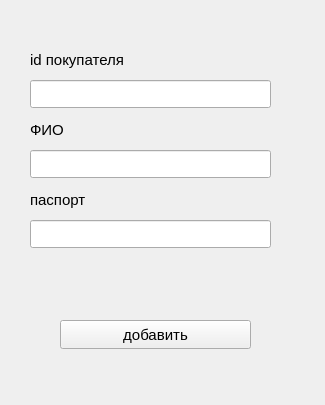
First picture: the form in add_buyer.ui, repository cynep0/kursovik_5sem, before the edit.
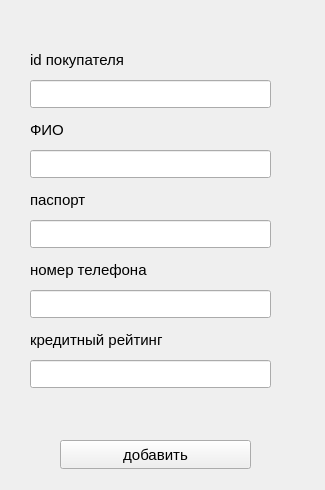
Second picture: the form after the edit.

Commit message: class broker salesman

```diff
--- a/add_buyer.ui
+++ b/add_buyer.ui
@@ -7,7 +7,7 @@
     <x>0</x>
     <y>0</y>
     <width>325</width>
-    <height>405</height>
+    <height>490</height>
    </rect>
   </property>
   <property name="font">
@@ -22,7 +22,7 @@
    <property name="geometry">
     <rect>
      <x>60</x>
-     <y>320</y>
+     <y>440</y>
      <width>191</width>
      <height>29</height>
     </rect>
@@ -105,6 +105,52 @@
     <string>паспорт</string>
    </property>
   </widget>
+  <widget class="QLabel" name="lb_phone">
+   <property name="geometry">
+    <rect>
+     <x>30</x>
+     <y>260</y>
+     <width>141</width>
+     <height>20</height>
+    </rect>
+   </property>
+   <property name="text">
+    <string>номер телефона</string>
+   </property>
+  </widget>
+  <widget class="QLabel" name="lb_credit">
+   <property name="geometry">
+    <rect>
+     <x>30</x>
+     <y>330</y>
+     <width>161</width>
+     <height>20</height>
+    </rect>
+   </property>
+   <property name="text">
+    <string>кредитный рейтинг</string>
+   </property>
+  </widget>
+  <widget class="QLineEdit" name="lineEdit_phone">
+   <property name="geometry">
+    <rect>
+     <x>30</x>
+     <y>290</y>
+     <width>241</width>
+     <height>28</height>
+    </rect>
+   </property>
+  </widget>
+  <widget class="QLineEdit" name="lineEdit_credit">
+   <property name="geometry">
+    <rect>
+     <x>30</x>
+     <y>360</y>
+     <width>241</width>
+     <height>28</height>
+    </rect>
+   </property>
+  </widget>
  </widget>
  <resources/>
  <connections/>
```
The commit also changes 23 other files.
